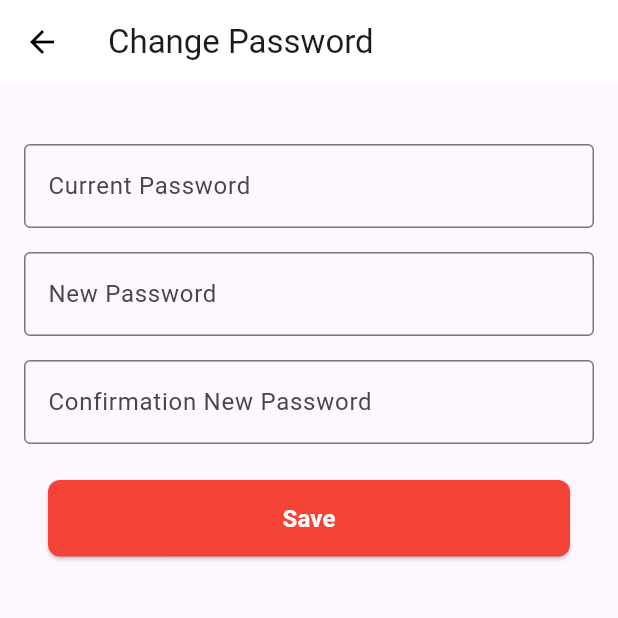
After one commit to irshandyaditya/AgePlay, a Flutter app: the Profile screen opened by its route, item 4 of the bottom bar chosen, after a tap on "Change Password", on a phone screen of 412 x 824 dp, the top half of it. The commit adds this screen. Run offline on Flutter 3.47's test engine with Material 3 defaults, Android fonts, the phone set to English and light mode, and no system bars; our stand-ins replace another_flutter_splash_screen, camera, flutter_secure_storage, image_picker, loading_indicator; accounts and stored records are empty; network calls fail.

Commit message:
Create change password page

```diff
--- /dev/null
+++ b/lib/pages/change_password.dart
@@ -0,0 +1,225 @@
+import 'package:flutter/material.dart';
+import 'package:flutter_secure_storage/flutter_secure_storage.dart';
+import 'package:image_picker/image_picker.dart';
+import 'dart:convert';
+import 'dart:io';
+import 'package:http/http.dart' as http;
+
+class ChangePassword extends StatefulWidget {
+  final String password;
+
+  const ChangePassword({
+    required this.password,
+  });
+
+  @override
+  _ChangePasswordState createState() => _ChangePasswordState();
+}
+
+class _ChangePasswordState extends State<ChangePassword> {
+  final storage = const FlutterSecureStorage();
+  final _formKey = GlobalKey<FormState>();
+
+  String _password = '';
+  late String _email = 'unknown';
+  late String _name = 'unknown';
+
+  File? _image;
+  bool _isLoading = false;
+
+  @override
+  void initState() {
+    super.initState();
+    _password = widget.password;
+  }
+
+  Future<void> _pickImage(bool fromCamera) async {
+    final pickedFile = await ImagePicker().pickImage(
+      source: fromCamera ? ImageSource.camera : ImageSource.gallery,
+    );
+    if (pickedFile != null) {
+      setState(() {
+        _image = File(pickedFile.path);
+      });
+    }
+  }
+
+  Future<void> _saveProfile() async {
+    if (_formKey.currentState!.validate()) {
+      _formKey.currentState!.save();
+
+      setState(() {
+        _isLoading = true;
+      });
+
+      try {
+        // Ambil auth_token dari storage
+        final authToken = await storage.read(key: "auth_token");
+
+        if (authToken == null) {
+          throw Exception("Token tidak ditemukan. Silakan login ulang.");
+        }
+
+        // Kirim data ke API
+        final uri =
+            Uri.parse("https://polinemaesports.my.id/api/akun/edit-profile/");
+        final request = http.MultipartRequest("POST", uri);
+
+        // Tambahkan data form
+        request.fields['nama'] = _name;
+        request.fields['email'] = _email;
+        if (_password.isNotEmpty) {
+          request.fields['password'] = _password;
+        }
+        request.fields['token'] = authToken;
+
+        // Tambahkan file jika ada
+        if (_image != null) {
+          request.files.add(await http.MultipartFile.fromPath(
+            'foto_profil',
+            _image!.path,
+          ));
+        } else {
+          request.fields['foto_profil'] = 'null';
+        }
+
+        final response = await request.send();
+
+        if (response.statusCode == 200) {
+          final responseBody = await response.stream.bytesToString();
+          final jsonResponse = json.decode(responseBody);
+
+          if (jsonResponse['message'] == 'Profile updated successfully') {
+            // Menyimpan perubahan profil ke FlutterSecureStorage
+            await storage.write(key: 'name', value: _name);
+            await storage.write(key: 'email', value: _email);
+            // if (_image != null) {
+            //   // Jika foto profil diperbarui, simpan URL atau path baru
+            //   newProfilePicture = jsonResponse['foto_profil'];
+            //   await storage.write(key: 'foto_profil', value: newProfilePicture);
+            // } else {
+            //   await storage.write(key: 'foto_profil', value: _profilePicture);
+            // }
+
+            ScaffoldMessenger.of(context).showSnackBar(
+              const SnackBar(content: Text("Profil berhasil diperbarui")),
+            );
+
+            // Navigasi ke halaman profil
+            Navigator.pushNamed(context, '/profile');
+          } else {
+            throw Exception(
+                jsonResponse['error'] ?? "Gagal memperbarui profil.");
+          }
+        } else {
+          throw Exception(
+              "Gagal memperbarui profil. Status: ${response.statusCode}");
+        }
+      } catch (e) {
+        ScaffoldMessenger.of(context).showSnackBar(
+          SnackBar(content: Text("Error: $e")),
+        );
+      } finally {
+        setState(() {
+          _isLoading = false;
+        });
+      }
+    }
+  }
+
+  Widget _buildEditableField({
+    required String label,
+    String? initialValue,
+    bool isPassword = false,
+    TextInputType keyboardType = TextInputType.text,
+    required void Function(String?) onSaved,
+  }) {
+    return TextFormField(
+      initialValue: initialValue,
+      obscureText: isPassword,
+      keyboardType: keyboardType,
+      decoration: InputDecoration(
+        labelText: label,
+        border: const OutlineInputBorder(),
+      ),
+      onSaved: onSaved,
+    );
+  }
+
+  @override
+  Widget build(BuildContext context) {
+    return Scaffold(
+      appBar: AppBar(
+        title: const Text('Change Password'),
+        backgroundColor: Colors.white,
+        iconTheme: const IconThemeData(color: Colors.black),
+      ),
+      body: SingleChildScrollView(
+        child: Padding(
+          padding: const EdgeInsets.all(16.0),
+          child: Column(
+            children: [
+              const SizedBox(height: 24),
+              Form(
+                key: _formKey,
+                child: Column(
+                  children: [
+                    _buildEditableField(
+                      label: 'Current Password',
+                      isPassword: true,
+                      onSaved: (value) => _password = value ?? '',
+                    ),
+                    const SizedBox(height: 16),
+                    _buildEditableField(
+                      label: 'New Password',
+                      isPassword: true,
+                      onSaved: (value) => '',
+                    ),
+                    const SizedBox(height: 16),
+                    _buildEditableField(
+                      label: 'Confirmation New Password',
+                      isPassword: true,
+                      onSaved: (value) => _password = value ?? '',
+                    ),
+                  ],
+                ),
+              ),
+              const SizedBox(height: 24.0),
+              Container(
+                width: double.infinity,
+                margin: const EdgeInsets.symmetric(horizontal: 16.0),
+                child: ElevatedButton(
+                  onPressed: _isLoading ? null : _saveProfile,
+                  style: ElevatedButton.styleFrom(
+                    backgroundColor: Colors.red,
+                    padding: const EdgeInsets.symmetric(vertical: 14),
+                    shape: RoundedRectangleBorder(
+                      borderRadius: BorderRadius.circular(8),
+                    ),
+                  ),
+                  child: _isLoading
+                      ? const SizedBox(
+                          height: 24,
+                          width: 24,
+                          child: CircularProgressIndicator(
+                            color: Colors.white,
+                            strokeWidth: 2,
+                          ),
+                        )
+                      : const Text(
+                          'Save',
+                          style: TextStyle(
+                            fontSize: 16,
+                            fontWeight: FontWeight.bold,
+                            color: Colors.white,
+                          ),
+                        ),
+                ),
+              ),
+            ],
+          ),
+        ),
+      ),
+    );
+  }
+}
--- a/lib/pages/profile.dart
+++ b/lib/pages/profile.dart
@@ -1,3 +1,4 @@
+import 'package:age_play/pages/change_password.dart';
 import 'package:flutter/material.dart';
 import 'package:flutter_secure_storage/flutter_secure_storage.dart';
 import 'package:age_play/widgets/bottom_navbar.dart';
@@ -165,11 +166,6 @@ class _ProfileState extends State<Profile> {
                         _buildDetailRow('Nama', _name ?? 'Loading...'),
                         const SizedBox(height: 16),
                         _buildDetailRow('Email', _email ?? 'Loading...'),
-                        const SizedBox(height: 16),
-                        _buildDetailRow(
-                          'Password',
-                          '*' * (_password?.length ?? 10), // Sembunyikan password
-                        ),
                       ],
                     ),
                   ),
@@ -177,6 +173,35 @@ class _ProfileState extends State<Profile> {
               ),
             ),
             const SizedBox(height: 8.0),
+            // Change Password Section
+            Container(
+              decoration: BoxDecoration(
+                color: Colors.white,
+                border: Border.all(color: Colors.grey[300]!, width: 1),
+                borderRadius: BorderRadius.circular(8),
+              ),
+              margin: const EdgeInsets.symmetric(horizontal: 16.0),
+              child: ListTile(
+                title: const Text(
+                  'Change Password',
+                  style: TextStyle(
+                    fontWeight: FontWeight.bold,
+                  ),
+                ),
+                onTap: () {
+                  Navigator.push(
+                        context,
+                        MaterialPageRoute(
+                          builder: (context) => ChangePassword(
+                            password: _password ?? '',
+                          ),
+                        ),
+                      );
+                },
+              ),
+            ),
+            const SizedBox(height: 8.0),
+
             // About Us Section
             Container(
               decoration: BoxDecoration(
--- a/lib/widgets/takepicture_screen.dart
+++ b/lib/widgets/takepicture_screen.dart
@@ -32,6 +32,7 @@ class TakePictureScreenState extends State<TakePictureScreen> {
   double _currentZoom = 1.0;
   File? _capturedImage;
   bool isLoading = false; // Menambahkan variabel isLoading
+  File? _image;
 
   @override
   void initState() {
```
Also changed, not shown: 5 other files.
